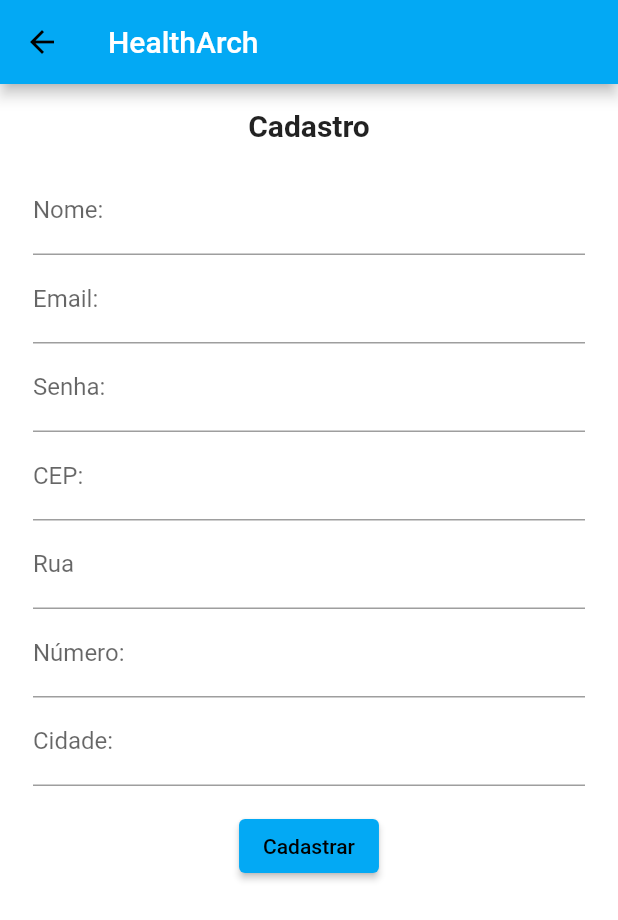
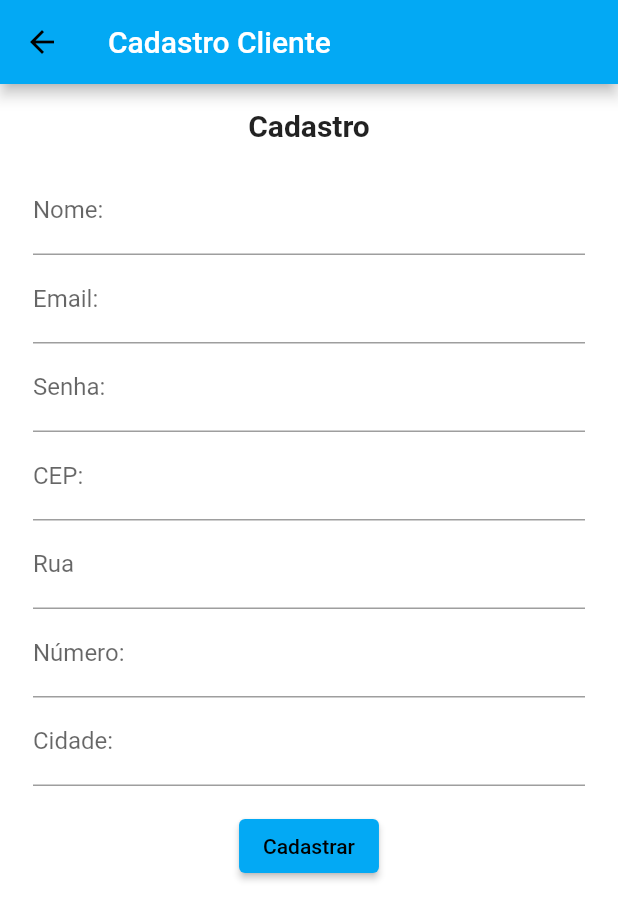
Before and after one commit to GABRIEL-ASSYS/HealthArch-Flutter-2.0, a Flutter app: the CadastroClienteScreen screen opened directly, on a phone screen of 412 x 824 dp. Shown: the top 920 px of the screen. Run offline on Flutter 3.47's test engine with Material 2 defaults, Android fonts, the phone set to English and light mode, and no system bars; our stand-ins replace cloud_firestore, firebase_auth, firebase_core; accounts and stored records are empty.

Commit message:
Update cadastro_cliente_screen.dart

```diff
--- a/lib/screens/Cadastro/cadastro_cliente_screen.dart
+++ b/lib/screens/Cadastro/cadastro_cliente_screen.dart
@@ -60,7 +60,7 @@ class CadastroClienteScreenState extends State<CadastroClienteScreen> {
     return Scaffold(
       appBar: AppBar(
          title: const Text(
-          'HealthArch',
+          'Cadastro Cliente',
           style: TextStyle(color: Colors.white),
         ),
       ),
```
